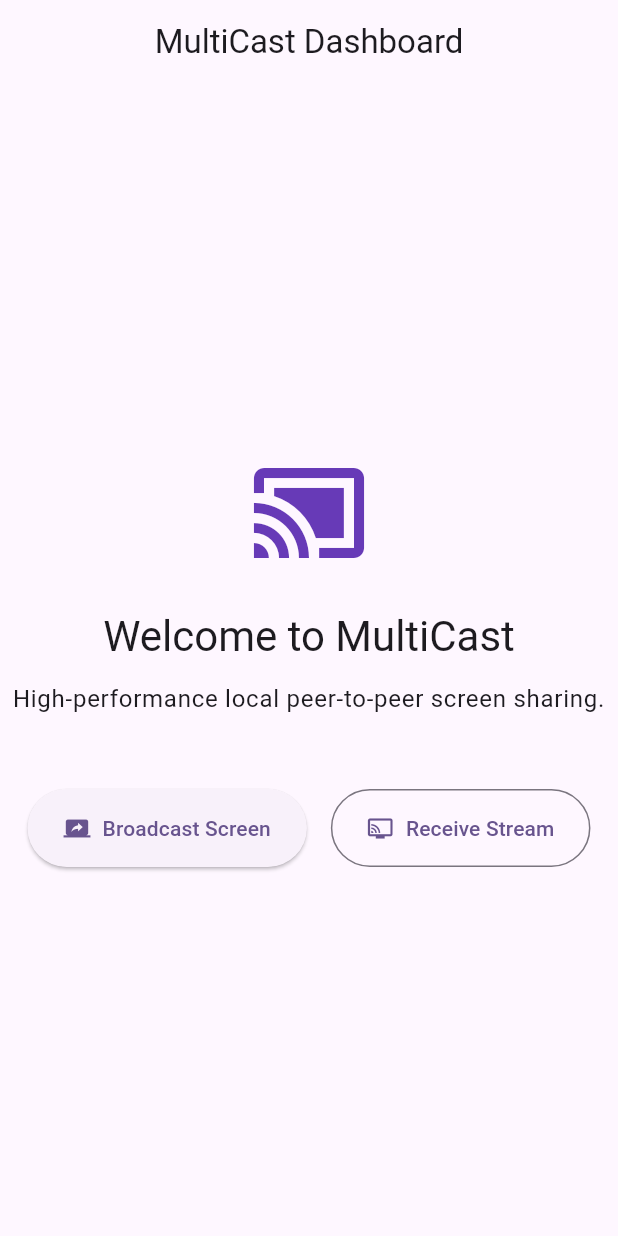
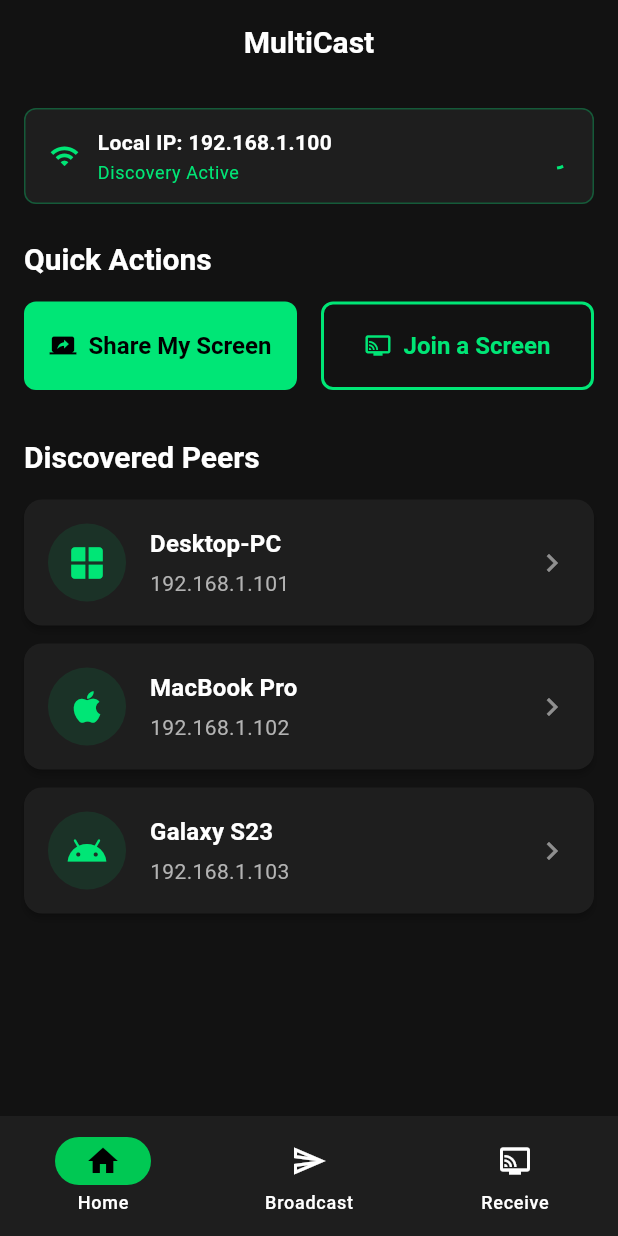
Before and after one commit to AnzalKhan16/multi_cast, a Flutter app: the screen it shows after launch, on a phone screen of 412 x 824 dp. Run offline on Flutter 3.47's test engine with Material 3 defaults, Android fonts, the phone set to English and light mode, and no system bars.

Commit message:
feat(ui): implement responsive application shell and dark theme
Added bottom navigation and side rail for responsive layout, dark-mode-first theme, and placeholder screens for Home, Sender, and Receiver views.

```diff
--- /dev/null
+++ b/multicast_app/lib/core/theme/app_theme.dart
@@ -0,0 +1,94 @@
+import 'package:flutter/material.dart';
+
+class AppTheme {
+  // Colors
+  static const Color background = Color(0xFF121212); // Dark slate/charcoal
+  static const Color surface = Color(0xFF1E1E1E);
+  static const Color surfaceVariant = Color(0xFF2C2C2C);
+  static const Color primary = Color(0xFF00E676); // High contrast accent (Green)
+  static const Color primaryVariant = Color(0xFF00C853);
+  static const Color textPrimary = Color(0xFFFFFFFF);
+  static const Color textSecondary = Color(0xFFB3B3B3);
+  static const Color error = Color(0xFFFF5252);
+
+  static final ThemeData darkTheme = ThemeData(
+    brightness: Brightness.dark,
+    scaffoldBackgroundColor: background,
+    colorScheme: const ColorScheme.dark(
+      primary: primary,
+      secondary: primaryVariant,
+      surface: surface,
+      error: error,
+      onPrimary: Colors.black,
+      onSecondary: Colors.black,
+      onSurface: textPrimary,
+      onError: Colors.white,
+    ),
+    useMaterial3: true,
+    fontFamily: 'Roboto', // Using default Roboto, can be customized later
+    textTheme: const TextTheme(
+      displayLarge: TextStyle(color: textPrimary, fontWeight: FontWeight.bold, fontSize: 32),
+      displayMedium: TextStyle(color: textPrimary, fontWeight: FontWeight.w600, fontSize: 28),
+      headlineMedium: TextStyle(color: textPrimary, fontWeight: FontWeight.w600, fontSize: 24),
+      titleLarge: TextStyle(color: textPrimary, fontWeight: FontWeight.w600, fontSize: 20),
+      bodyLarge: TextStyle(color: textPrimary, fontSize: 16),
+      bodyMedium: TextStyle(color: textSecondary, fontSize: 14),
+      labelLarge: TextStyle(color: textPrimary, fontWeight: FontWeight.w500, fontSize: 14),
+    ),
+    appBarTheme: const AppBarTheme(
+      backgroundColor: background,
+      elevation: 0,
+      centerTitle: true,
+      iconTheme: IconThemeData(color: primary),
+      titleTextStyle: TextStyle(
+        color: textPrimary,
+        fontSize: 20,
+        fontWeight: FontWeight.w600,
+      ),
+    ),
+    bottomNavigationBarTheme: const BottomNavigationBarThemeData(
+      backgroundColor: surface,
+      selectedItemColor: primary,
+      unselectedItemColor: textSecondary,
+      elevation: 8,
+      type: BottomNavigationBarType.fixed,
+    ),
+    navigationRailTheme: const NavigationRailThemeData(
+      backgroundColor: surface,
+      selectedIconTheme: IconThemeData(color: primary),
+      unselectedIconTheme: IconThemeData(color: textSecondary),
+      selectedLabelTextStyle: TextStyle(color: primary),
+      unselectedLabelTextStyle: TextStyle(color: textSecondary),
+    ),
+    cardTheme: CardTheme(
+      color: surface,
+      elevation: 2,
+      shape: RoundedRectangleBorder(
+        borderRadius: BorderRadius.circular(12),
+      ),
+    ),
+    elevatedButtonTheme: ElevatedButtonThemeData(
+      style: ElevatedButton.styleFrom(
+        backgroundColor: primary,
+        foregroundColor: Colors.black,
+        elevation: 0,
+        shape: RoundedRectangleBorder(
+          borderRadius: BorderRadius.circular(8),
+        ),
+        padding: const EdgeInsets.symmetric(horizontal: 24, vertical: 12),
+        textStyle: const TextStyle(fontWeight: FontWeight.w600, fontSize: 16),
+      ),
+    ),
+    outlinedButtonTheme: OutlinedButtonThemeData(
+      style: OutlinedButton.styleFrom(
+        foregroundColor: primary,
+        side: const BorderSide(color: primary, width: 2),
+        shape: RoundedRectangleBorder(
+          borderRadius: BorderRadius.circular(8),
+        ),
+        padding: const EdgeInsets.symmetric(horizontal: 24, vertical: 12),
+        textStyle: const TextStyle(fontWeight: FontWeight.w600, fontSize: 16),
+      ),
+    ),
+  );
+}
--- a/multicast_app/lib/main.dart
+++ b/multicast_app/lib/main.dart
@@ -1,4 +1,6 @@
 import 'package:flutter/material.dart';
+import 'core/theme/app_theme.dart';
+import 'presentation/screens/main_shell_screen.dart';
 
 void main() {
   runApp(const MultiCastApp());
@@ -11,86 +13,10 @@ class MultiCastApp extends StatelessWidget {
   Widget build(BuildContext context) {
     return MaterialApp(
       title: 'MultiCast',
-      theme: ThemeData(
-        colorScheme: ColorScheme.fromSeed(
-          seedColor: Colors.deepPurple,
-          brightness: Brightness.light,
-        ),
-        useMaterial3: true,
-      ),
-      darkTheme: ThemeData(
-        colorScheme: ColorScheme.fromSeed(
-          seedColor: Colors.deepPurple,
-          brightness: Brightness.dark,
-        ),
-        useMaterial3: true,
-      ),
-      themeMode: ThemeMode.system,
-      home: const DashboardScreen(),
+      theme: AppTheme.darkTheme,
+      darkTheme: AppTheme.darkTheme,
+      themeMode: ThemeMode.dark,
+      home: const MainShellScreen(),
     );
   }
 }
-
-class DashboardScreen extends StatelessWidget {
-  const DashboardScreen({super.key});
-
-  @override
-  Widget build(BuildContext context) {
-    return Scaffold(
-      appBar: AppBar(
-        title: const Text('MultiCast Dashboard'),
-        centerTitle: true,
-      ),
-      body: Center(
-        child: Column(
-          mainAxisAlignment: MainAxisAlignment.center,
-          children: [
-            const Icon(
-              Icons.cast_connected,
-              size: 80,
-              color: Colors.deepPurple,
-            ),
-            const SizedBox(height: 24),
-            Text(
-              'Welcome to MultiCast',
-              style: Theme.of(context).textTheme.headlineMedium,
-            ),
-            const SizedBox(height: 12),
-            Text(
-              'High-performance local peer-to-peer screen sharing.',
-              style: Theme.of(context).textTheme.bodyLarge,
-              textAlign: TextAlign.center,
-            ),
-            const SizedBox(height: 48),
-            Row(
-              mainAxisAlignment: MainAxisAlignment.center,
-              children: [
-                ElevatedButton.icon(
-                  onPressed: () {
-                    // TODO: Implement Broadcast flow
-                  },
-                  icon: const Icon(Icons.screen_share),
-                  label: const Text('Broadcast Screen'),
-                  style: ElevatedButton.styleFrom(
-                    padding: const EdgeInsets.symmetric(horizontal: 24, vertical: 16),
-                  ),
-                ),
-                const SizedBox(width: 16),
-                OutlinedButton.icon(
-                  onPressed: () {
-                    // TODO: Implement Receive flow
-                  },
-                  icon: const Icon(Icons.connected_tv),
-                  label: const Text('Receive Stream'),
-                  style: OutlinedButton.styleFrom(
-                    padding: const EdgeInsets.symmetric(horizontal: 24, vertical: 16),
-                  ),
-                ),
-              ],
-            )
-          ],
-        ),
-      ),
-    );
-  }
-}
--- /dev/null
+++ b/multicast_app/lib/presentation/screens/home_screen.dart
@@ -0,0 +1,90 @@
+import 'package:flutter/material.dart';
+import '../widgets/network_status_bar.dart';
+import '../widgets/device_card.dart';
+
+class HomeScreen extends StatelessWidget {
+  const HomeScreen({super.key});
+
+  @override
+  Widget build(BuildContext context) {
+    return Scaffold(
+      appBar: AppBar(
+        title: const Text('MultiCast'),
+      ),
+      body: SafeArea(
+        child: SingleChildScrollView(
+          padding: const EdgeInsets.all(16.0),
+          child: Column(
+            crossAxisAlignment: CrossAxisAlignment.stretch,
+            children: [
+              const NetworkStatusBar(),
+              const SizedBox(height: 24),
+              Text(
+                'Quick Actions',
+                style: Theme.of(context).textTheme.titleLarge,
+              ),
+              const SizedBox(height: 16),
+              Row(
+                children: [
+                  Expanded(
+                    child: ElevatedButton.icon(
+                      onPressed: () {
+                        // TODO: Implement share screen action
+                      },
+                      icon: const Icon(Icons.screen_share),
+                      label: const Text('Share My Screen'),
+                      style: ElevatedButton.styleFrom(
+                        padding: const EdgeInsets.symmetric(vertical: 20),
+                      ),
+                    ),
+                  ),
+                  const SizedBox(width: 16),
+                  Expanded(
+                    child: OutlinedButton.icon(
+                      onPressed: () {
+                        // TODO: Implement join screen action
+                      },
+                      icon: const Icon(Icons.connected_tv),
+                      label: const Text('Join a Screen'),
+                      style: OutlinedButton.styleFrom(
+                        padding: const EdgeInsets.symmetric(vertical: 20),
+                      ),
+                    ),
+                  ),
+                ],
+              ),
+              const SizedBox(height: 32),
+              Text(
+                'Discovered Peers',
+                style: Theme.of(context).textTheme.titleLarge,
+              ),
+              const SizedBox(height: 16),
+              // Mock list of devices
+              ListView.builder(
+                shrinkWrap: true,
+                physics: const NeverScrollableScrollPhysics(),
+                itemCount: 3,
+                itemBuilder: (context, index) {
+                  final mockDevices = [
+                    {'name': 'Desktop-PC', 'ip': '192.168.1.101', 'type': DeviceType.windows},
+                    {'name': 'MacBook Pro', 'ip': '192.168.1.102', 'type': DeviceType.apple},
+                    {'name': 'Galaxy S23', 'ip': '192.168.1.103', 'type': DeviceType.android},
+                  ];
+                  final device = mockDevices[index];
+                  return DeviceCard(
+                    deviceName: device['name'] as String,
+                    ipAddress: device['ip'] as String,
+                    deviceType: device['type'] as DeviceType,
+                    onTap: () {
+                      // TODO: Implement connection logic
+                    },
+                  );
+                },
+              ),
+            ],
+          ),
+        ),
+      ),
+    );
+  }
+}
--- /dev/null
+++ b/multicast_app/lib/presentation/screens/main_shell_screen.dart
@@ -0,0 +1,95 @@
+import 'package:flutter/material.dart';
+import 'home_screen.dart';
+import 'sender_screen.dart';
+import 'receiver_screen.dart';
+
+class MainShellScreen extends StatefulWidget {
+  const MainShellScreen({super.key});
+
+  @override
+  State<MainShellScreen> createState() => _MainShellScreenState();
+}
+
+class _MainShellScreenState extends State<MainShellScreen> {
+  int _currentIndex = 0;
+
+  final List<Widget> _screens = const [
+    HomeScreen(),
+    SenderScreen(),
+    ReceiverScreen(),
+  ];
+
+  final List<NavigationDestination> _destinations = const [
+    NavigationDestination(
+      icon: Icon(Icons.home_outlined),
+      selectedIcon: Icon(Icons.home),
+      label: 'Home',
+    ),
+    NavigationDestination(
+      icon: Icon(Icons.send_outlined),
+      selectedIcon: Icon(Icons.send),
+      label: 'Broadcast',
+    ),
+    NavigationDestination(
+      icon: Icon(Icons.connected_tv_outlined),
+      selectedIcon: Icon(Icons.connected_tv),
+      label: 'Receive',
+    ),
+  ];
+
+  final List<NavigationRailDestination> _railDestinations = const [
+    NavigationRailDestination(
+      icon: Icon(Icons.home_outlined),
+      selectedIcon: Icon(Icons.home),
+      label: Text('Home'),
+    ),
+    NavigationRailDestination(
+      icon: Icon(Icons.send_outlined),
+      selectedIcon: Icon(Icons.send),
+      label: Text('Broadcast'),
+    ),
+    NavigationRailDestination(
+      icon: Icon(Icons.connected_tv_outlined),
+      selectedIcon: Icon(Icons.connected_tv),
+      label: Text('Receive'),
+    ),
+  ];
+
+  void _onDestinationSelected(int index) {
+    setState(() {
+      _currentIndex = index;
+    });
+  }
+
+  @override
+  Widget build(BuildContext context) {
+    // Determine screen width for responsive layout
+    final isDesktop = MediaQuery.of(context).size.width >= 600;
+
+    return Scaffold(
+      body: isDesktop
+          ? Row(
+              children: [
+                NavigationRail(
+                  selectedIndex: _currentIndex,
+                  onDestinationSelected: _onDestinationSelected,
+                  labelType: NavigationRailLabelType.all,
+                  destinations: _railDestinations,
+                ),
+                const VerticalDivider(thickness: 1, width: 1),
+                Expanded(
+                  child: _screens[_currentIndex],
+                ),
+              ],
+            )
+          : _screens[_currentIndex],
+      bottomNavigationBar: isDesktop
+          ? null
+          : NavigationBar(
+              selectedIndex: _currentIndex,
+              onDestinationSelected: _onDestinationSelected,
+              destinations: _destinations,
+            ),
+    );
+  }
+}
--- /dev/null
+++ b/multicast_app/lib/presentation/widgets/device_card.dart
@@ -0,0 +1,85 @@
+import 'package:flutter/material.dart';
+
+enum DeviceType { windows, apple, android, unknown }
+
+class DeviceCard extends StatelessWidget {
+  final String deviceName;
+  final String ipAddress;
+  final DeviceType deviceType;
+  final VoidCallback onTap;
+
+  const DeviceCard({
+    super.key,
+    required this.deviceName,
+    required this.ipAddress,
+    required this.deviceType,
+    required this.onTap,
+  });
+
+  IconData _getDeviceIcon() {
+    switch (deviceType) {
+      case DeviceType.windows:
+        return Icons.window;
+      case DeviceType.apple:
+        return Icons.apple; // Note: Cupertino icons might be better depending on preference
+      case DeviceType.android:
+        return Icons.android;
+      case DeviceType.unknown:
+      default:
+        return Icons.devices;
+    }
+  }
+
+  @override
+  Widget build(BuildContext context) {
+    return Card(
+      margin: const EdgeInsets.only(bottom: 12),
+      clipBehavior: Clip.antiAlias,
+      child: InkWell(
+        onTap: onTap,
+        child: Padding(
+          padding: const EdgeInsets.all(16.0),
+          child: Row(
+            children: [
+              Container(
+                padding: const EdgeInsets.all(12),
+                decoration: BoxDecoration(
+                  color: Theme.of(context).colorScheme.primary.withOpacity(0.1),
+                  shape: BoxShape.circle,
+                ),
+                child: Icon(
+                  _getDeviceIcon(),
+                  color: Theme.of(context).colorScheme.primary,
+                  size: 28,
+                ),
+              ),
+              const SizedBox(width: 16),
+              Expanded(
+                child: Column(
+                  crossAxisAlignment: CrossAxisAlignment.start,
+                  children: [
+                    Text(
+                      deviceName,
+                      style: Theme.of(context).textTheme.titleMedium?.copyWith(
+                            fontWeight: FontWeight.w600,
+                          ),
+                    ),
+                    const SizedBox(height: 4),
+                    Text(
+                      ipAddress,
+                      style: Theme.of(context).textTheme.bodyMedium,
+                    ),
+                  ],
+                ),
+              ),
+              Icon(
+                Icons.chevron_right,
+                color: Theme.of(context).colorScheme.onSurface.withOpacity(0.5),
+              ),
+            ],
+          ),
+        ),
+      ),
+    );
+  }
+}
--- /dev/null
+++ b/multicast_app/lib/presentation/widgets/network_status_bar.dart
@@ -0,0 +1,56 @@
+import 'package:flutter/material.dart';
+
+class NetworkStatusBar extends StatelessWidget {
+  const NetworkStatusBar({super.key});
+
+  @override
+  Widget build(BuildContext context) {
+    return Container(
+      padding: const EdgeInsets.symmetric(horizontal: 16, vertical: 12),
+      decoration: BoxDecoration(
+        color: Theme.of(context).colorScheme.surface,
+        borderRadius: BorderRadius.circular(8),
+        border: Border.all(color: Theme.of(context).colorScheme.primary.withOpacity(0.3)),
+      ),
+      child: Row(
+        children: [
+          Icon(
+            Icons.wifi,
+            color: Theme.of(context).colorScheme.primary,
+            size: 20,
+          ),
+          const SizedBox(width: 12),
+          Expanded(
+            child: Column(
+              crossAxisAlignment: CrossAxisAlignment.start,
+              mainAxisSize: MainAxisSize.min,
+              children: [
+                Text(
+                  'Local IP: 192.168.1.100', // Mock IP for UI
+                  style: Theme.of(context).textTheme.bodyMedium?.copyWith(
+                        fontWeight: FontWeight.w600,
+                        color: Theme.of(context).colorScheme.onSurface,
+                      ),
+                ),
+                const SizedBox(height: 2),
+                Text(
+                  'Discovery Active',
+                  style: Theme.of(context).textTheme.bodySmall?.copyWith(
+                        color: Theme.of(context).colorScheme.primary,
+                      ),
+                ),
+              ],
+            ),
+          ),
+          const SizedBox(
+            width: 16,
+            height: 16,
+            child: CircularProgressIndicator(
+              strokeWidth: 2,
+            ),
+          ),
+        ],
+      ),
+    );
+  }
+}
```
Also changed, not shown: multicast_app/lib/presentation/screens/receiver_screen.dart (added, +114 -0 lines), multicast_app/lib/presentation/screens/sender_screen.dart (added, +121 -0 lines).
